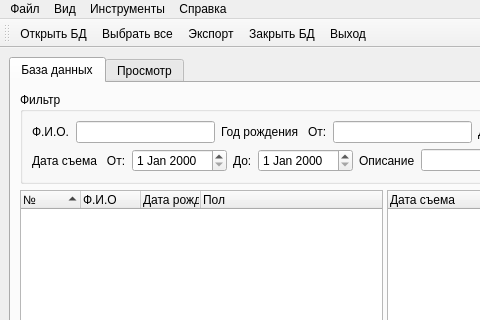
Above: src/resources/MainForm.ui from andythekid/Converter before the change; both pictures show x 0 to 480 and y 0 to 320 of the 770 by 658 pixel window. Below: the same form after it.
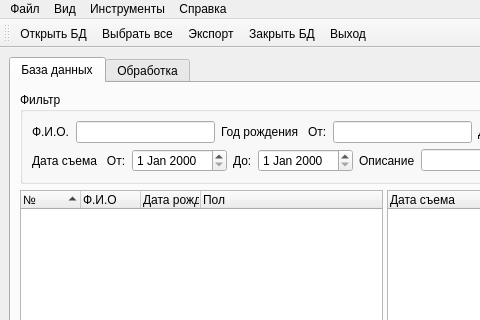
That is the form after the change. Icons and pictures are not drawn.

Diff of the .ui file:
```diff
--- a/src/resources/MainForm.ui
+++ b/src/resources/MainForm.ui
@@ -254,7 +254,7 @@
       </widget>
       <widget class="QWidget" name="viewTab">
        <attribute name="title">
-        <string>Просмотр</string>
+        <string>Обработка</string>
        </attribute>
        <layout class="QVBoxLayout" name="verticalLayout_4">
         <item>
```
Left out of the diff: 6 changed lines with no effect on the pictures.
